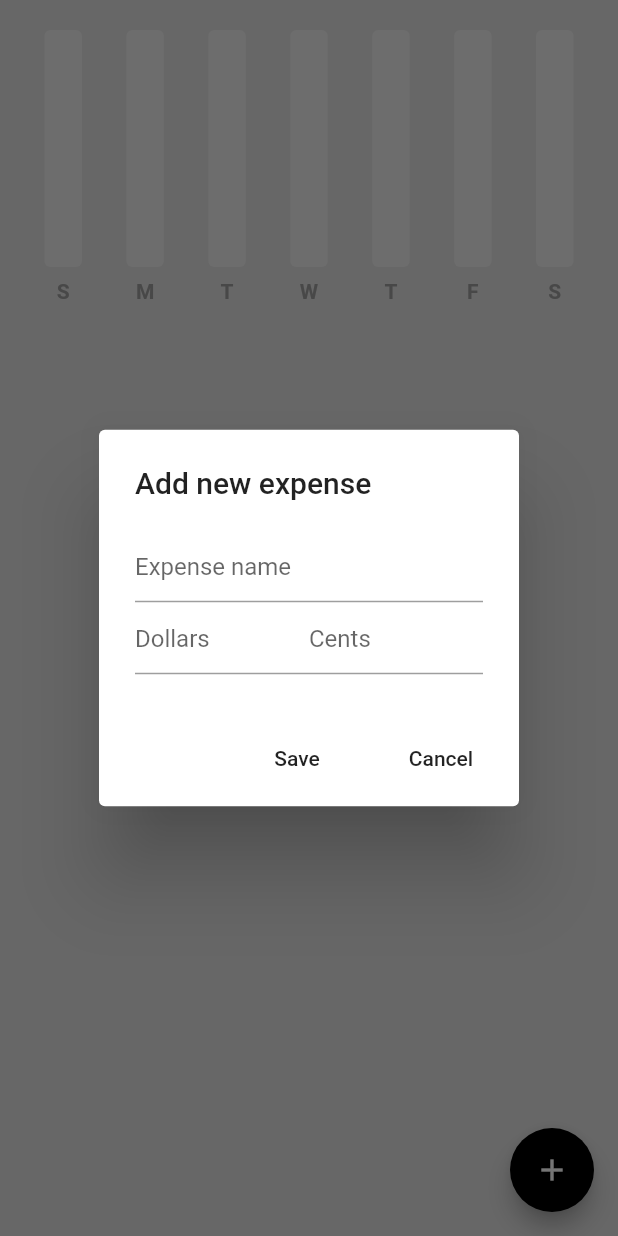
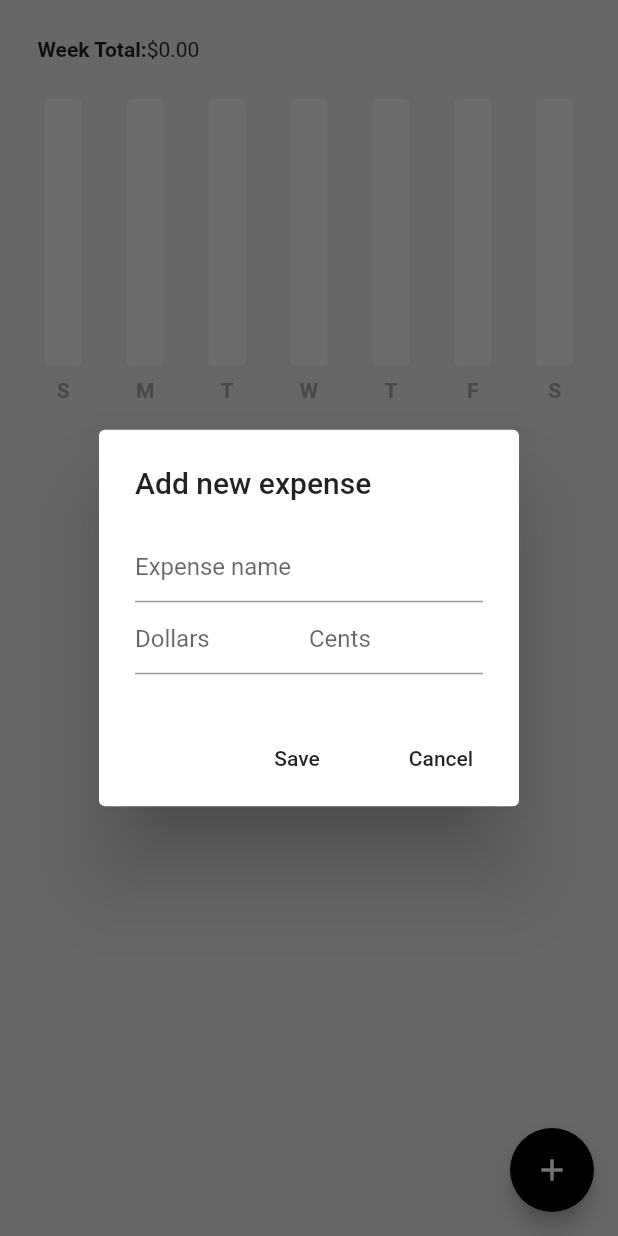
Before and after one commit to mirandaftiago/expense_tracker, a Flutter app: the screen it shows after launch, after a tap on the "add" icon, on a phone screen of 412 x 824 dp. Run offline on Flutter 3.47's test engine with Material 2 defaults, Android fonts, the phone set to English and light mode, and no system bars; drawn by our look-alikes of fl_chart; our stand-ins replace flutter_slidable, hive, hive_flutter; accounts and stored records are empty.

Commit message:
added delete expense logic, save expense only if fields are filled, added notifyListeners() to deleteExpense, dinamically set individual bars cap based on the sum of daily expenses, added a week total expense method

```diff
--- a/lib/components/expense_summary.dart
+++ b/lib/components/expense_summary.dart
@@ -10,6 +10,68 @@
     super.key,
     required this.startOfWeek,
   });
+
+  // calculate max amount in bar graph
+  double calculateMax(
+    ExpenseData value,
+    String sunday,
+    String monday,
+    String tuesday,
+    String wednesday,
+    String thursday,
+    String friday,
+    String saturday,
+  ) {
+    double? max = 100;
+
+    List<double> values = [
+      value.calculateDailyExpenseSummary()[sunday] ?? 0,
+      value.calculateDailyExpenseSummary()[monday] ?? 0,
+      value.calculateDailyExpenseSummary()[tuesday] ?? 0,
+      value.calculateDailyExpenseSummary()[wednesday] ?? 0,
+      value.calculateDailyExpenseSummary()[thursday] ?? 0,
+      value.calculateDailyExpenseSummary()[friday] ?? 0,
+      value.calculateDailyExpenseSummary()[saturday] ?? 0,
+    ];
+
+    // sort from the smallest to largest
+    values.sort();
+
+    // get largest amount (which is at the end of the sorted list)
+    // and increase the cap slightly so the graph looks almost full
+    max = values.last * 1.1;
+
+    return max == 0 ? 100 : max;
+  }
+
+  // calculate week total
+  String calculateWeekTotal(
+    ExpenseData value,
+    String sunday,
+    String monday,
+    String tuesday,
+    String wednesday,
+    String thursday,
+    String friday,
+    String saturday,
+  ) {
+    List<double> values = [
+      value.calculateDailyExpenseSummary()[sunday] ?? 0,
+      value.calculateDailyExpenseSummary()[monday] ?? 0,
+      value.calculateDailyExpenseSummary()[tuesday] ?? 0,
+      value.calculateDailyExpenseSummary()[wednesday] ?? 0,
+      value.calculateDailyExpenseSummary()[thursday] ?? 0,
+      value.calculateDailyExpenseSummary()[friday] ?? 0,
+      value.calculateDailyExpenseSummary()[saturday] ?? 0,
+    ];
+
+    double total = 0;
+    for (int i = 0; i < values.length; i++) {
+      total += values[i];
+    }
+
+    return total.toStringAsFixed(2);
+  }
 
   @override
   Widget build(BuildContext context) {
@@ -30,12 +92,28 @@
         convertDateTimeToString(startOfWeek.add(const Duration(days: 6)));
 
     return Consumer<ExpenseData>(
-      builder: (context, value, child) => SizedBox(
+      builder: (context, value, child) => Column(
+        children: [
+          // weeks total
+          Padding(
+            padding: const EdgeInsets.all(25.0),
+            child: Row(
+              children: [
+                const Text(
+                  'Week Total:',
+                  style: TextStyle(fontWeight: FontWeight.bold),
+                ),
+                Text('\$${calculateWeekTotal(value, sunday, monday, tuesday, wednesday, thursday, friday, saturday)}'),
+              ],
+            ),
+          ),
+
+          //bar graph
+          SizedBox(
             height: 200,
-        child: Padding(
-          padding: const EdgeInsets.only(top: 20),
             child: BarGraph(
-            maxY: 100,
+              maxY: calculateMax(value, sunday, monday, tuesday, wednesday,
+                  thursday, friday, saturday),
               sunAmount: value.calculateDailyExpenseSummary()[sunday] ?? 0,
               monAmount: value.calculateDailyExpenseSummary()[monday] ?? 0,
               tueAmount: value.calculateDailyExpenseSummary()[tuesday] ?? 0,
@@ -45,6 +123,7 @@
               satAmount: value.calculateDailyExpenseSummary()[saturday] ?? 0,
             ),
           ),
+        ],
       ),
     );
   }
--- a/lib/data/expense_data.dart
+++ b/lib/data/expense_data.dart
@@ -19,8 +19,10 @@
   }
 
   // delete expense
-  void deleteNewExpense(ExpenseItem expense) {
+  void deleteExpense(ExpenseItem expense) {
     overallExpenseList.remove(expense);
+
+    notifyListeners();
   }
 
   // get weekday from a DateTime object
--- a/lib/main.dart
+++ b/lib/main.dart
@@ -8,7 +8,7 @@
   await Hive.initFlutter();
 
   // open a hive box
-  await Hive.openBox('expense_databse');
+  await Hive.openBox('expense_database');
 
   runApp(const MyApp());
 }
--- a/pubspec.yaml
+++ b/pubspec.yaml
@@ -39,6 +39,7 @@
   fl_chart: ^0.60.0
   hive: ^2.2.3
   hive_flutter: ^1.1.0
+  flutter_slidable: ^1.2.0
 
 dev_dependencies:
   flutter_test:
```
Also changed, not shown: lib/components/expense_tile.dart (+23 -6 lines), lib/pages/home_page.dart (+16 -3 lines), pubspec.lock. Lines whose indentation alone changed are shown as unchanged.
